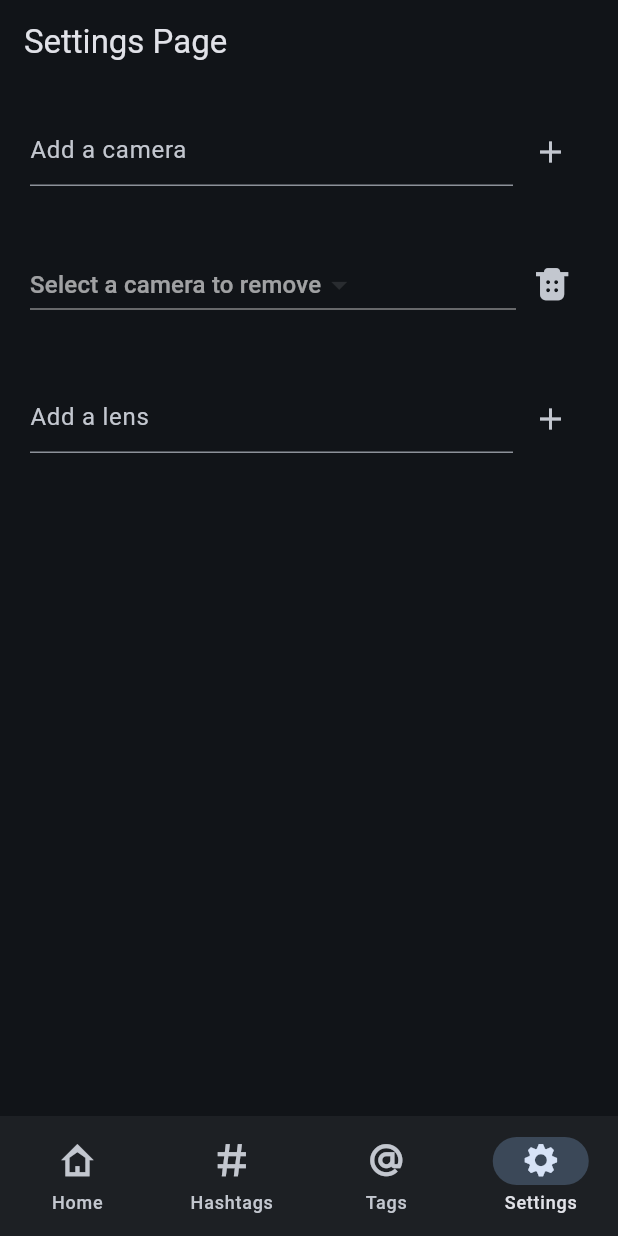
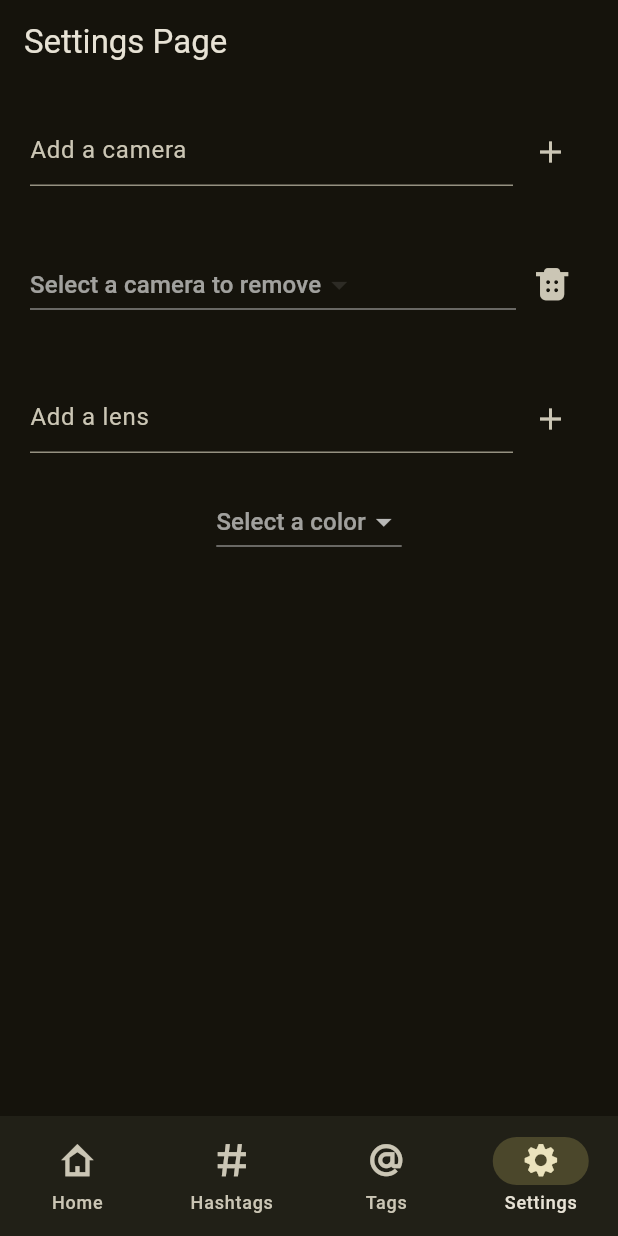
Before and after one commit to karol-at/instagram_description_generator, a Flutter app: the screen it shows after launch, item 4 of the bottom bar chosen, on a phone screen of 412 x 824 dp. Run offline on Flutter 3.47's test engine with Material 3 defaults, Android fonts, the phone set to English and light mode, and no system bars.

Commit message:
Add dynamic theme switching

```diff
--- a/lib/Pages/settings_page.dart
+++ b/lib/Pages/settings_page.dart
@@ -18,6 +18,15 @@ class _SettingsPageState extends State<SettingsPage> {
   TextEditingController newCamera = TextEditingController();
   TextEditingController newLens = TextEditingController();
   String? removeCamera;
+  final List<DropdownMenuItem<String>> colors = [
+  const DropdownMenuItem<String>(value: 'orange',child: Text('Orange')),
+  const DropdownMenuItem<String>(value: 'blue',child: Text('Blue')),
+  const DropdownMenuItem<String>(value: 'green',child: Text('Green')),
+  const DropdownMenuItem<String>(value: 'red',child: Text('Red')),
+  const DropdownMenuItem<String>(value: 'yellow',child: Text('Yellow')),
+  const DropdownMenuItem<String>(value: 'purple',child: Text('Purple')),
+  ];
+  String? color;
 
   @override
   Widget build(BuildContext context) {
@@ -136,6 +145,57 @@ class _SettingsPageState extends State<SettingsPage> {
                 ),
               ),
             ),
+          DropdownButton(
+            items: colors,
+            hint: const Text('Select a color'),
+            value: color,
+            onChanged: (String? newValue) {
+              color = newValue;
+            switch (newValue) {
+
+              case 'orange':
+                state.themeData = ThemeData(
+                  useMaterial3: true,
+                  colorScheme: ColorScheme.fromSeed(seedColor: Colors.orange)
+                );
+                break;
+              case 'blue':
+                state.themeData = ThemeData(
+                  useMaterial3: true,
+                  colorScheme: ColorScheme.fromSeed(seedColor: Colors.blue)
+                );
+                break;
+              case 'green':
+                state.themeData = ThemeData(
+                  useMaterial3: true,
+                  colorScheme: ColorScheme.fromSeed(seedColor: Colors.green)
+                );
+                break;
+              case 'red':
+                state.themeData = ThemeData(
+                  useMaterial3: true,
+                  colorScheme: ColorScheme.fromSeed(seedColor: Colors.red)
+                );
+                break;
+              case 'yellow':
+                state.themeData = ThemeData(
+                  useMaterial3: true,
+                  colorScheme: ColorScheme.fromSeed(seedColor: Colors.yellow)
+                );
+                break;
+              case 'purple':
+                state.themeData = ThemeData(
+                  useMaterial3: true,
+                  colorScheme: ColorScheme.fromSeed(seedColor: Colors.purple)
+                );
+                break;
+            }
+            //TODO: make the color change responsive
+            setState(() {
+
+            });
+            }
+          )
           ],
         ),
       ),
--- a/lib/Utils/appstate.dart
+++ b/lib/Utils/appstate.dart
@@ -14,6 +14,11 @@ class MyAppState extends ChangeNotifier{
     hashtags: [],
   );
   TextEditingController titleController = TextEditingController();
+  //TODO: Save selected color
+  ThemeData themeData = ThemeData(
+    useMaterial3: true,
+    colorScheme: ColorScheme.fromSeed(seedColor: Colors.yellow, brightness: Brightness.dark),
+  );
 
   MyAppState() {
     loadData();
--- a/lib/main.dart
+++ b/lib/main.dart
@@ -33,11 +33,6 @@ class _MainAppState extends State<MainApp> {
   }
   @override
   Widget build(BuildContext context) {
-      var themeData = ThemeData(
-          useMaterial3: true,
-          colorScheme: ColorScheme.fromSeed(seedColor: Colors.blue, brightness: Brightness.dark),
-        );
-
     Widget page;
     switch (currentPageIndex) {
       case 0:
@@ -52,10 +47,9 @@ class _MainAppState extends State<MainApp> {
         page = const Placeholder();
     }
 
-    return ChangeNotifierProvider(
-      create:(context) => MyAppState(),
-      child: MaterialApp(
-        theme: themeData,
+    return Consumer<MyAppState>(
+      builder: (context, state, child) => MaterialApp(
+        theme: state.themeData,
         home: Scaffold(
           body: page,
           bottomNavigationBar:  NavigationBar(
```
